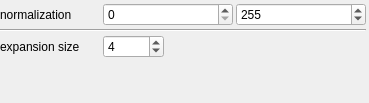
Before: the Qt Designer form af/gui/expansionregion.ui in manerotoni/afw, drawn with Qt 5.
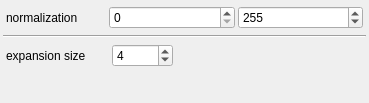
After: the same form once the commit is applied.

What changed in the file:
```diff
--- a/af/gui/expansionregion.ui
+++ b/af/gui/expansionregion.ui
@@ -14,16 +14,7 @@
    <string>Form</string>
   </property>
   <layout class="QGridLayout" name="gridLayout">
-   <property name="leftMargin">
-    <number>0</number>
-   </property>
-   <property name="topMargin">
-    <number>3</number>
-   </property>
-   <property name="rightMargin">
-    <number>3</number>
-   </property>
-   <property name="bottomMargin">
+   <property name="margin">
     <number>3</number>
    </property>
    <property name="spacing">
@@ -44,8 +35,11 @@
    </item>
    <item row="3" column="0">
     <layout class="QGridLayout" name="sizeBox">
+     <property name="margin">
+      <number>3</number>
+     </property>
      <property name="spacing">
-      <number>-1</number>
+      <number>6</number>
      </property>
      <item row="0" column="0">
       <widget class="QLabel" name="sizeLabel">
@@ -105,6 +99,9 @@
    </item>
    <item row="1" column="0">
     <layout class="QGridLayout" name="normBox">
+     <property name="margin">
+      <number>3</number>
+     </property>
      <item row="1" column="1">
       <widget class="QSpinBox" name="normMin">
        <property name="maximum">
```
